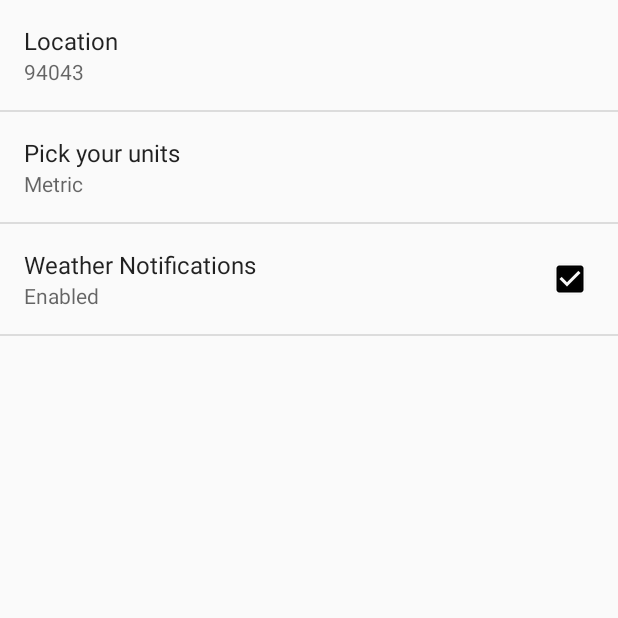
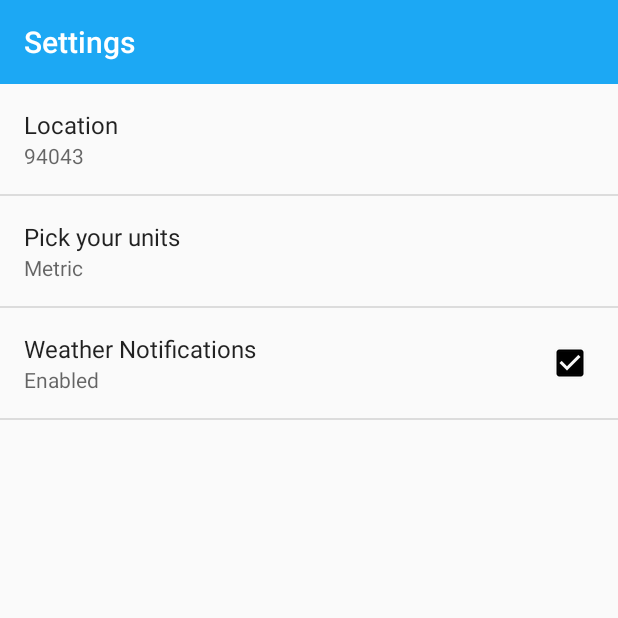
Before and after one commit to katelevshova/android-sunshine, an Android app: the SettingsActivity screen opened directly, with no data from a screen before it, on a phone screen of 412 x 824 dp, the top half of it. Run offline under Robolectric (Android 15) with nearby library versions, the phone set to English and light mode, and no system bars.

Commit message:
issue#22 - added ToolBar for Settings and Details activities

```diff
--- a/app/src/main/java/com/hally/sunshine/view/SettingsActivity.java
+++ b/app/src/main/java/com/hally/sunshine/view/SettingsActivity.java
@@ -1,7 +1,9 @@
 package com.hally.sunshine.view;
 
+import android.os.Build;
 import android.os.Bundle;
 import android.support.v7.app.ActionBarActivity;
+import android.support.v7.widget.Toolbar;
 
 import com.hally.sunshine.R;
 
@@ -21,5 +23,11 @@
 			getFragmentManager().beginTransaction()
 					.add(R.id.settings_container, new SettingsFragment()).commit();
 		}
+
+		if (Build.VERSION.SDK_INT >= Build.VERSION_CODES.LOLLIPOP)
+		{
+			Toolbar toolbar = (Toolbar) findViewById(R.id.toolbar);
+			setSupportActionBar(toolbar);
+		}
 	}
 }
--- /dev/null
+++ b/app/src/main/res/layout-v21/activity_settings.xml
@@ -0,0 +1,17 @@
+<?xml version="1.0" encoding="utf-8"?>
+<LinearLayout android:id="@+id/settings_container"
+			  xmlns:android="http://schemas.android.com/apk/res/android"
+			  xmlns:app="http://schemas.android.com/apk/res-auto"
+			  android:layout_width="match_parent"
+			  android:layout_height="match_parent"
+			  android:orientation="vertical">
+
+	<android.support.v7.widget.Toolbar
+		android:id="@+id/toolbar"
+		android:layout_width="match_parent"
+		android:layout_height="?attr/actionBarSize"
+		android:elevation="@dimen/shadow_size"
+		app:popupTheme="@style/ThemeOverlay.AppCompat.Light"
+		app:theme="@style/SunshineToolBar"/>
+
+</LinearLayout>
--- a/app/src/main/res/values/dimens.xml
+++ b/app/src/main/res/values/dimens.xml
@@ -7,5 +7,5 @@
 	<dimen name="icon_listitem_size">36dp</dimen>
 	<dimen name="today_item_left_margin">60dp</dimen>
 	<dimen name="details_humidity_margin">4dp</dimen>
-	<dimen name="shadow_size">4dp</dimen>
+	<dimen name="shadow_size">0dp</dimen>
 </resources>
```
Also changed, not shown: app/src/main/java/com/hally/sunshine/view/DetailActivity.java (+9 -0 lines), app/src/main/res/layout-v21/activity_detail.xml (added, +17 -0 lines).
